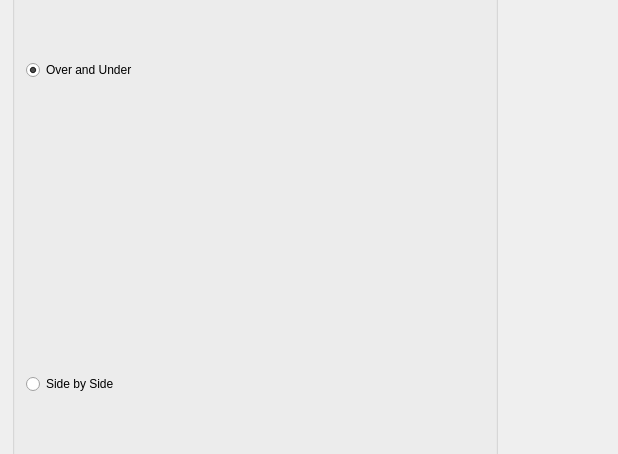
This is master/RoomInSpace/ui/mainwindow.ui in mlee4242/CS123_RoomInSpace as Qt 5 draws it before an edit; both pictures show x 0 to 618 and y 270 to 724 of the 1000 by 1000 pixel window. The edited form follows.
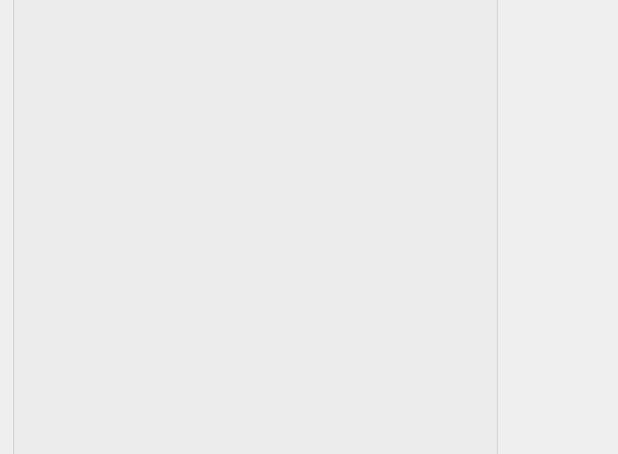
This is the edited form.

```diff
--- a/master/RoomInSpace/ui/mainwindow.ui
+++ b/master/RoomInSpace/ui/mainwindow.ui
@@ -36,25 +36,7 @@
         <property name="title">
          <string>3D Mode</string>
         </property>
-        <layout class="QVBoxLayout" name="verticalLayout_3">
-         <item>
-          <widget class="QRadioButton" name="overUnderButton">
-           <property name="text">
-            <string>Over and Under</string>
-           </property>
-           <property name="checked">
-            <bool>true</bool>
-           </property>
-          </widget>
-         </item>
-         <item>
-          <widget class="QRadioButton" name="sideSideButton">
-           <property name="text">
-            <string>Side by Side</string>
-           </property>
-          </widget>
-         </item>
-        </layout>
+        <layout class="QVBoxLayout" name="verticalLayout_3"/>
        </widget>
       </item>
       <item>
```
